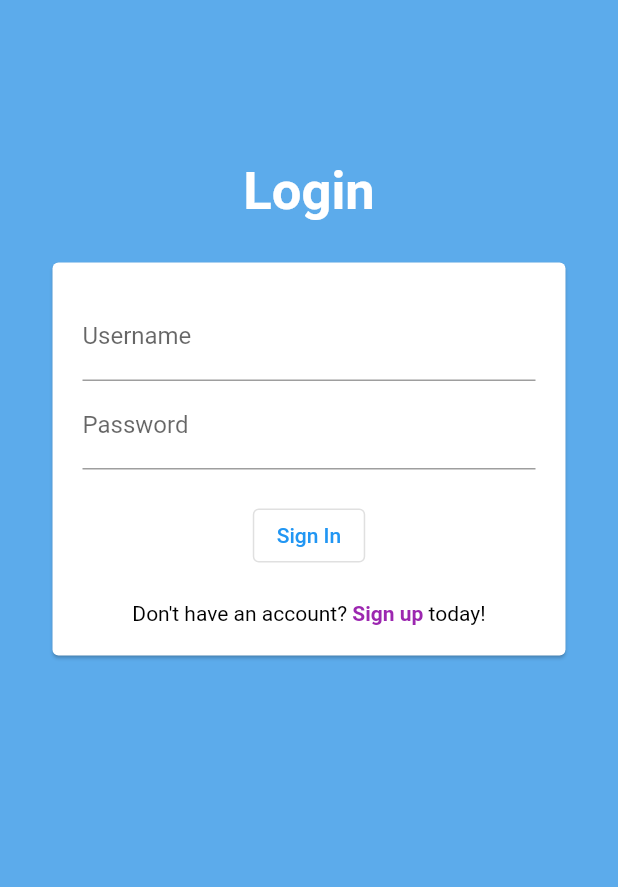
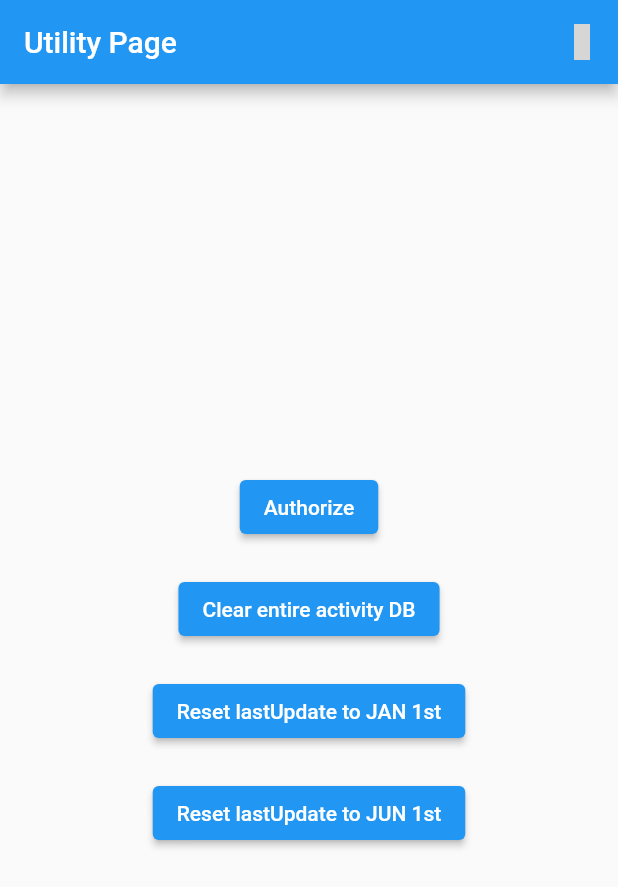
Before and after one commit to semenzatoc/bwthw-project-group-3, a Flutter app: the screen it shows after launch, on a phone screen of 412 x 824 dp. Shown: the top 887 px of the screen. Run offline on Flutter 3.47's test engine with Material 2 defaults, Android fonts, the phone set to English and light mode, and no system bars; our stand-ins replace charts_flutter, floor, image_picker, material_design_icons_flutter, shared_preferences, sqflite and 2 more; missing offline and left inert: conditional_questions, fitbitter, xen_popup_card; accounts and stored records are empty; generated files the repository leaves out were written again; grey boxes are pictures that could not be loaded.

Commit message:
Add Utility page for debug

```diff
--- a/healthcare_for_u/lib/main.dart
+++ b/healthcare_for_u/lib/main.dart
@@ -2,6 +2,7 @@ import 'package:flutter/material.dart';
 import 'package:healthcare_for_u/screen/caloriespage.dart';
 import 'package:healthcare_for_u/screen/floorspage.dart';
 import 'package:healthcare_for_u/screen/steppage.dart';
+import 'package:healthcare_for_u/screen/utilitypage.dart';
 import 'package:provider/provider.dart';
 import 'package:healthcare_for_u/screen/healthpage.dart';
 import 'package:healthcare_for_u/screen/userpage.dart';
@@ -51,9 +52,10 @@ class MyApp extends StatelessWidget {
         UserPage.route: (context) => UserPage(),
         CalendarPage.route: (context) => CalendarPage(),
         HealthPage.route: (context) => HealthPage(),
-        StepPage.route:(context) => StepPage(),
+        StepPage.route: (context) => StepPage(),
         CaloriesPage.route: (context) => CaloriesPage(),
-        FloorsPage.route:(context) => FloorsPage()
+        FloorsPage.route: (context) => FloorsPage(),
+        UtilPage.route: (context) => UtilPage()
       },
     );
   } //build
--- a/healthcare_for_u/lib/screen/authpage.dart
+++ b/healthcare_for_u/lib/screen/authpage.dart
@@ -45,7 +45,7 @@ class _AuthPageState extends State<AuthPage> {
                 final sp = await SharedPreferences.getInstance();
                 sp.setString('userId', userId!);
                 // REMOVE AFTER DEBUGGING
-                sp.setString('lastUpdate', '2022-03-01');
+                //sp.setString('lastUpdate', '2022-03-01');
                 Navigator.pushReplacementNamed(context, HomePage.route);
               },
               child: const Text('Tap to authorize'),
--- /dev/null
+++ b/healthcare_for_u/lib/screen/utilitypage.dart
@@ -0,0 +1,87 @@
+import 'package:fitbitter/fitbitter.dart';
+import 'package:flutter/material.dart';
+import 'package:healthcare_for_u/repository/databaseRepository.dart';
+import 'package:healthcare_for_u/screen/homepage.dart';
+import 'package:healthcare_for_u/utils/appcredentials.dart';
+import 'package:intl/intl.dart';
+import 'package:provider/provider.dart';
+import 'package:material_design_icons_flutter/material_design_icons_flutter.dart';
+import 'package:shared_preferences/shared_preferences.dart';
+
+class UtilPage extends StatelessWidget {
+  UtilPage({Key? key}) : super(key: key);
+
+  static const route = '/';
+  static const routename = 'Utility Page';
+
+  @override
+  Widget build(BuildContext context) {
+    print('${UtilPage.routename} built');
+    return Scaffold(
+      appBar: AppBar(
+        title: const Text(UtilPage.routename),
+        actions: [
+          IconButton(
+              onPressed: () {
+                Navigator.pushNamedAndRemoveUntil(
+                    context, HomePage.route, (route) => false);
+              },
+              icon: const Icon(MdiIcons.home))
+        ],
+      ),
+      body: Center(
+        child: Column(
+            mainAxisAlignment: MainAxisAlignment.center,
+            crossAxisAlignment: CrossAxisAlignment.center,
+            children: [
+              ElevatedButton(
+                onPressed: () async {
+                  // Authorize the app
+                  String? userId = await FitbitConnector.authorize(
+                      context: context,
+                      clientID: AppCredentials.fitbitClientID,
+                      clientSecret: AppCredentials.fitbitClientSecret,
+                      redirectUri: AppCredentials.fitbitRedirectUri,
+                      callbackUrlScheme: AppCredentials.fitbitCallbackScheme);
+                  final sp = await SharedPreferences.getInstance();
+                  sp.setString('userId', userId!);
+                  print('User authorized');
+                },
+                child: const Text('Authorize'),
+              ),
+              const SizedBox(height: 20),
+              ElevatedButton(
+                  onPressed: () async {
+                    // Authorize the app
+                    await Provider.of<DatabaseRepository>(context,
+                            listen: false)
+                        .clearActivityTable();
+                    print('Cleared Activity table');
+                  },
+                  child: const Text('Clear entire activity DB')),
+              const SizedBox(height: 20),
+              ElevatedButton(
+                  onPressed: () async {
+                    final sp = await SharedPreferences.getInstance();
+                    DateTime day = DateTime(2022, 01, 01);
+                    sp.setString('lastUpdate',
+                        DateFormat("yyyy-MM-dd HH:mm:ss").format(day));
+                    print('Last Update reset to January 1st');
+                  },
+                  child: const Text('Reset lastUpdate to JAN 1st')),
+              const SizedBox(height: 20),
+              ElevatedButton(
+                  onPressed: () async {
+                    final sp = await SharedPreferences.getInstance();
+                    DateTime day = DateTime(2022, 06, 01);
+                    sp.setString('lastUpdate',
+                        DateFormat("yyyy-MM-dd HH:mm:ss").format(day));
+                    print('Last Update reset to June 1st');
+                  },
+                  child: const Text('Reset lastUpdate to JUN 1st'))
+            ]),
+      ),
+    );
+  } //build
+
+} //UtilPage
```
Also changed, not shown: healthcare_for_u/lib/screen/healthpage.dart (+4 -4 lines), healthcare_for_u/lib/screen/homepage.dart (+26 -9 lines), healthcare_for_u/lib/screen/profilepage.dart (+9 -4 lines).
